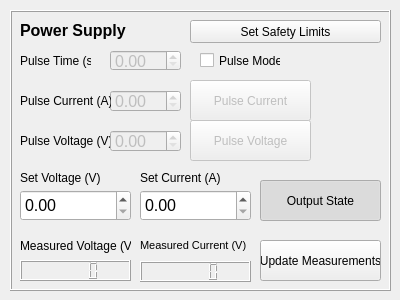
First picture: the form in lib/clients/gui/HP6033A_gui.ui, repository barium-project/barium, before the edit.
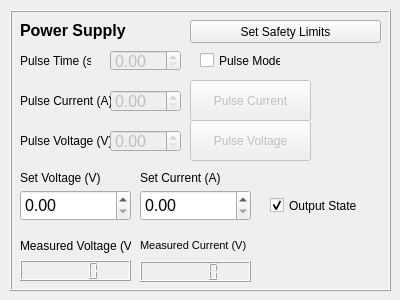
Second picture: the form after the edit.

```diff
--- a/lib/clients/gui/HP6033A_gui.ui
+++ b/lib/clients/gui/HP6033A_gui.ui
@@ -193,13 +193,13 @@
      <string>Pulse Mode</string>
     </property>
    </widget>
-   <widget class="QPushButton" name="ps_output_button">
+   <widget class="QCheckBox" name="ps_output_button">
     <property name="geometry">
      <rect>
-      <x>250</x>
-      <y>170</y>
-      <width>121</width>
-      <height>41</height>
+      <x>260</x>
+      <y>180</y>
+      <width>111</width>
+      <height>31</height>
      </rect>
     </property>
     <property name="text">
@@ -279,19 +279,6 @@
      <string>Pulse Current (A)</string>
     </property>
    </widget>
-   <widget class="QPushButton" name="ps_update_button">
-    <property name="geometry">
-     <rect>
-      <x>250</x>
-      <y>230</y>
-      <width>121</width>
-      <height>41</height>
-     </rect>
-    </property>
-    <property name="text">
-     <string>Update Measurements</string>
-    </property>
-   </widget>
    <widget class="QPushButton" name="ps_pulse_current_button">
     <property name="enabled">
      <bool>false</bool>
```
